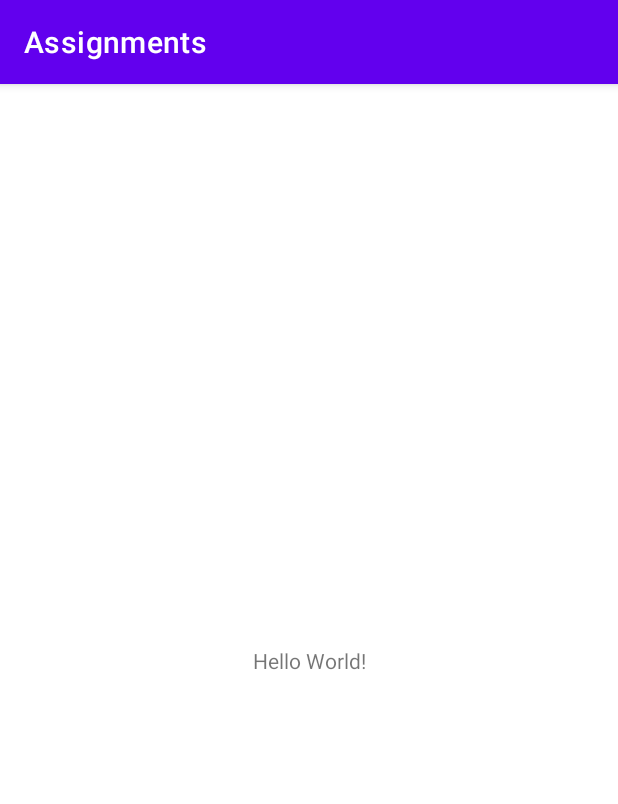
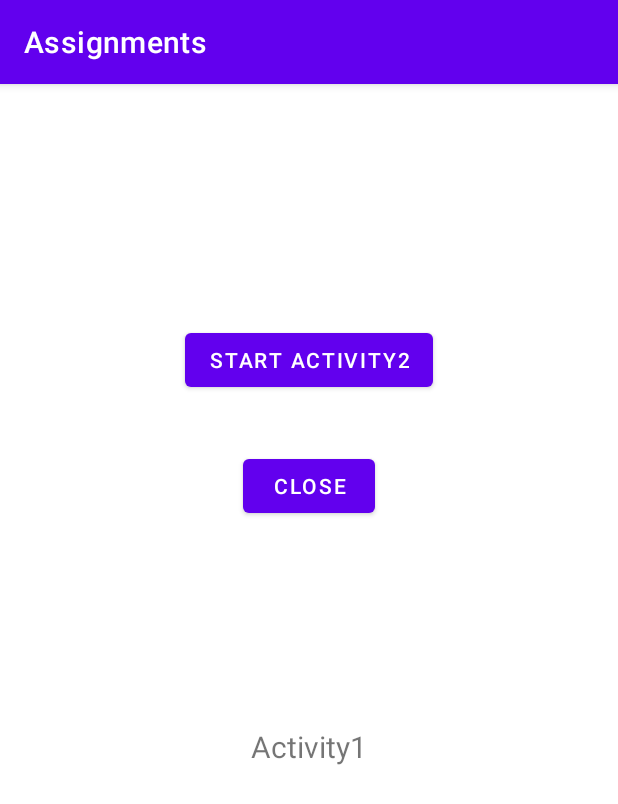
Before and after one commit to nstung7323/android_trainings, an Android app: the screen it shows after launch (MainActivity), on a phone screen of 412 x 824 dp. Shown: the top 804 px of the screen. Run offline under Robolectric (Android 15) with nearby library versions, the phone set to English and light mode, and no system bars.

```diff
--- a/app/build.gradle
+++ b/app/build.gradle
@@ -3,12 +3,12 @@ plugins {
 }
 
 android {
-    compileSdk 32
+    compileSdk 33
 
     defaultConfig {
         applicationId "com.example.assignments"
         minSdk 24
-        targetSdk 32
+        targetSdk 33
         versionCode 1
         versionName "1.0"
 
@@ -25,6 +25,7 @@ android {
         sourceCompatibility JavaVersion.VERSION_1_8
         targetCompatibility JavaVersion.VERSION_1_8
     }
+    namespace 'com.example.assignments'
 }
 
 dependencies {
--- a/app/src/main/java/com/example/assignments/MainActivity.java
+++ b/app/src/main/java/com/example/assignments/MainActivity.java
@@ -2,13 +2,41 @@ package com.example.assignments;
 
 import androidx.appcompat.app.AppCompatActivity;
 
+import android.content.Intent;
 import android.os.Bundle;
+import android.util.Log;
+import android.widget.Button;
+import android.widget.TextView;
 
 public class MainActivity extends AppCompatActivity {
-
+    private TextView textView;
+    private Button btnOpenActivity2;
+    private Button btnCloseActivity1;
+    private static final String TAG = "DIENTC_ACTIVITY";
     @Override
     protected void onCreate(Bundle savedInstanceState) {
         super.onCreate(savedInstanceState);
         setContentView(R.layout.activity_main);
+        textView = (TextView) findViewById(R.id.textView);
+        btnOpenActivity2 = (Button) findViewById(R.id.btn_open_activity2);
+        btnCloseActivity1 = (Button) findViewById(R.id.btn_close_activity1);
+        openActivity2();
+        closeActivity1();
+    }
+
+    private void closeActivity1() {
+        btnCloseActivity1.setOnClickListener(view -> {
+            Log.d(TAG, "closeActivity1: ");
+            finish();
+        });
+    }
+
+    private void openActivity2() {
+        btnOpenActivity2.setOnClickListener(view -> {
+            Log.d(TAG, "openActivity2: ");
+            Intent intent = new Intent(this, MainActivity2.class);
+            startActivity(intent);
+//            finish();
+        });
     }
 }
--- a/app/src/main/res/layout/activity_main.xml
+++ b/app/src/main/res/layout/activity_main.xml
@@ -7,10 +7,33 @@
     tools:context=".MainActivity">
 
     <TextView
+        android:textSize="20dp"
+        android:id="@+id/textView"
         android:layout_width="wrap_content"
         android:layout_height="wrap_content"
-        android:text="Hello World!"
+        android:text="Activity1"
         app:layout_constraintBottom_toBottomOf="parent"
+        app:layout_constraintEnd_toEndOf="parent"
+        app:layout_constraintStart_toStartOf="parent"
+        app:layout_constraintTop_toTopOf="parent"
+        app:layout_constraintVertical_bias="0.578" />
+
+    <Button
+        android:id="@+id/btn_open_activity2"
+        android:layout_width="wrap_content"
+        android:layout_height="wrap_content"
+        android:layout_marginTop="160dp"
+        android:text="Start activity2"
+        app:layout_constraintEnd_toEndOf="parent"
+        app:layout_constraintStart_toStartOf="parent"
+        app:layout_constraintTop_toTopOf="parent" />
+
+    <Button
+        android:id="@+id/btn_close_activity1"
+        android:layout_width="wrap_content"
+        android:layout_height="wrap_content"
+        android:layout_marginTop="244dp"
+        android:text="Close"
         app:layout_constraintEnd_toEndOf="parent"
         app:layout_constraintStart_toStartOf="parent"
         app:layout_constraintTop_toTopOf="parent" />
--- a/build.gradle
+++ b/build.gradle
@@ -1,7 +1,7 @@
 // Top-level build file where you can add configuration options common to all sub-projects/modules.
 plugins {
-    id 'com.android.application' version '7.2.0' apply false
-    id 'com.android.library' version '7.2.0' apply false
+    id 'com.android.application' version '8.1.1' apply false
+    id 'com.android.library' version '8.1.1' apply false
 }
 
 task clean(type: Delete) {
--- a/gradle.properties
+++ b/gradle.properties
@@ -19,3 +19,5 @@ android.useAndroidX=true
 # resources declared in the library itself and none from the library's dependencies,
 # thereby reducing the size of the R class for that library
 android.nonTransitiveRClass=true
+android.defaults.buildfeatures.buildconfig=true
+android.nonFinalResIds=false
```
Also changed, not shown: app/src/main/AndroidManifest.xml (+9 -4 lines), app/src/main/java/com/example/assignments/MainActivity2.java (added, +47 -0 lines), app/src/main/java/com/example/assignments/MainActivity3.java (added, +38 -0 lines), app/src/main/res/layout/activity_main2.xml (added, +35 -0 lines), app/src/main/res/layout/activity_main3.xml (added, +40 -0 lines), gradle/wrapper/gradle-wrapper.properties.
